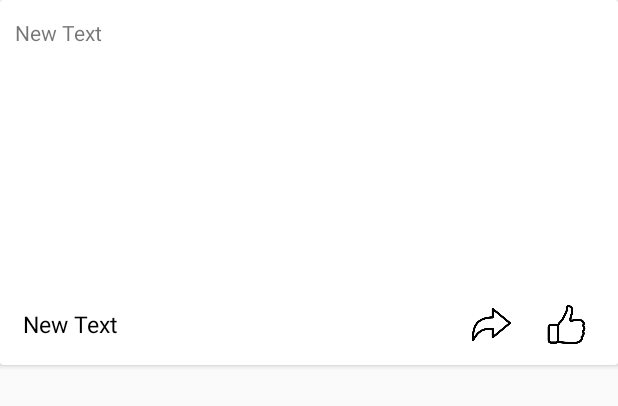
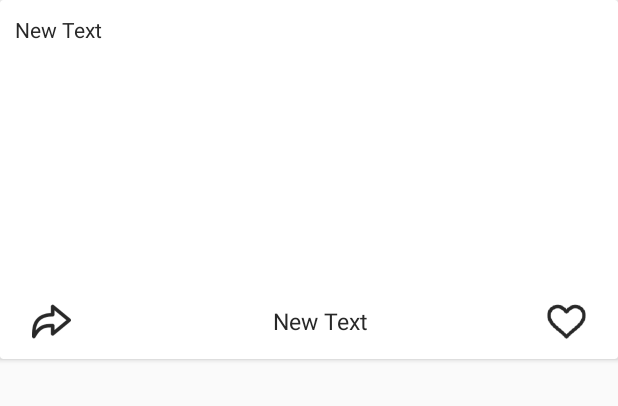
Before and after one commit to JangoFettHD/VK-Group-Viewer, an Android app: the layout post_item.xml on its own in the app's theme, with its tools: preview values and no code run, on a phone screen of 412 x 824 dp. Shown: the top 406 px of the screen. Run offline under Robolectric (Android 15) with nearby library versions, the phone set to English and light mode, and no system bars.

Commit message:
mini fixes

```diff
--- a/app/src/main/res/layout/post_item.xml
+++ b/app/src/main/res/layout/post_item.xml
@@ -11,8 +11,6 @@
         android:layout_width="match_parent"
         android:layout_height="wrap_content"
         android:orientation="vertical"
-        android:paddingBottom="2dp"
-        android:paddingTop="2dp"
         android:weightSum="1">
 
         <TextView
@@ -20,7 +18,8 @@
             android:layout_width="match_parent"
             android:layout_height="wrap_content"
             android:text="New Text"
-            android:padding="10dp" />
+            android:padding="10dp"
+            android:textColor="#282828" />
 
         <HorizontalScrollView
             android:id="@+id/photos"
@@ -65,11 +64,13 @@
                 android:layout_height="match_parent"
                 android:text="New Text"
                 android:id="@+id/time"
-                android:gravity="center_vertical"
+                android:gravity="center"
                 android:paddingLeft="15dp"
                 android:layout_weight="1"
                 android:textSize="15dp"
-                android:textColor="#000000" />
+                android:textColor="#282828"
+                android:layout_alignParentTop="true"
+                android:layout_centerHorizontal="true" />
 
             <ImageButton
                 android:id="@+id/repost"
@@ -78,11 +79,12 @@
                 android:layout_weight="1"
                 android:background="#00ffffff"
                 android:padding="12dp"
-                android:scaleType="fitCenter"
-                android:src="@drawable/next"
+                android:scaleType="centerCrop"
+                android:src="@drawable/superrepost"
                 android:layout_alignParentTop="true"
-                android:layout_toLeftOf="@+id/like"
-                android:layout_toStartOf="@+id/like" />
+                android:layout_alignParentLeft="true"
+                android:layout_alignParentStart="true"
+                android:layout_marginLeft="9dp" />
 
             <ImageButton
                 android:id="@+id/like"
@@ -91,8 +93,8 @@
                 android:layout_weight="1"
                 android:background="#00ffffff"
                 android:padding="12dp"
-                android:scaleType="fitCenter"
-                android:src="@drawable/like"
+                android:scaleType="centerCrop"
+                android:src="@drawable/superlike"
                 android:layout_alignParentTop="true"
                 android:layout_alignParentRight="true"
                 android:layout_alignParentEnd="true"
```
Also changed, not shown: app/src/main/res/layout/audio_notification.xml (+6 -6 lines), app/src/main/res/drawable-hdpi/levels.png (added), app/src/main/res/drawable-hdpi/superlike.png (added), app/src/main/res/drawable-hdpi/superrepost.png (added), app/src/main/res/drawable-ldpi/levels.png (added), app/src/main/res/drawable-ldpi/superlike.png (added), app/src/main/res/drawable-ldpi/superrepost.png (added), app/src/main/res/drawable-mdpi/superlike.png (added), app/src/main/res/drawable-mdpi/superrepost.png (added), app/src/main/res/drawable-xhdpi/superlike.png (added), app/src/main/res/drawable-xhdpi/superrepost.png (added), app/src/main/res/drawable-xxhdpi/levels.png (added), app/src/main/res/drawable-xxhdpi/superlike.png (added), app/src/main/res/drawable-xxhdpi/superrepost.png (added).
